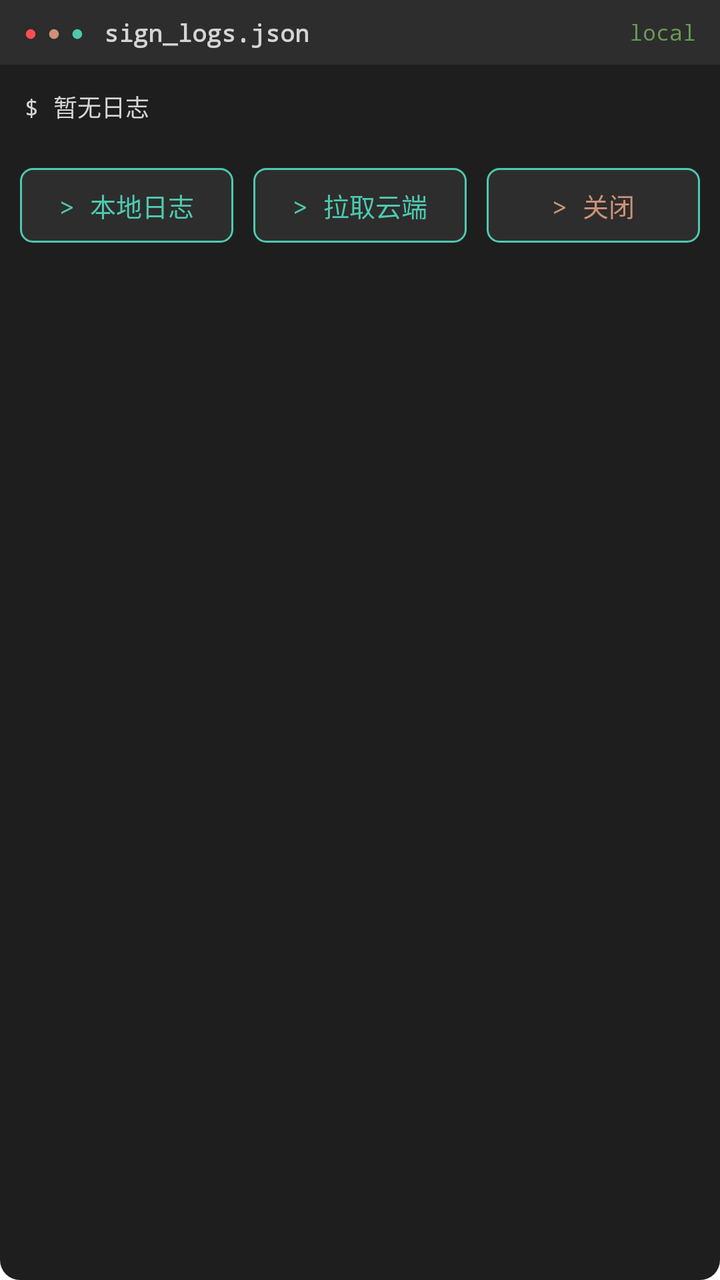
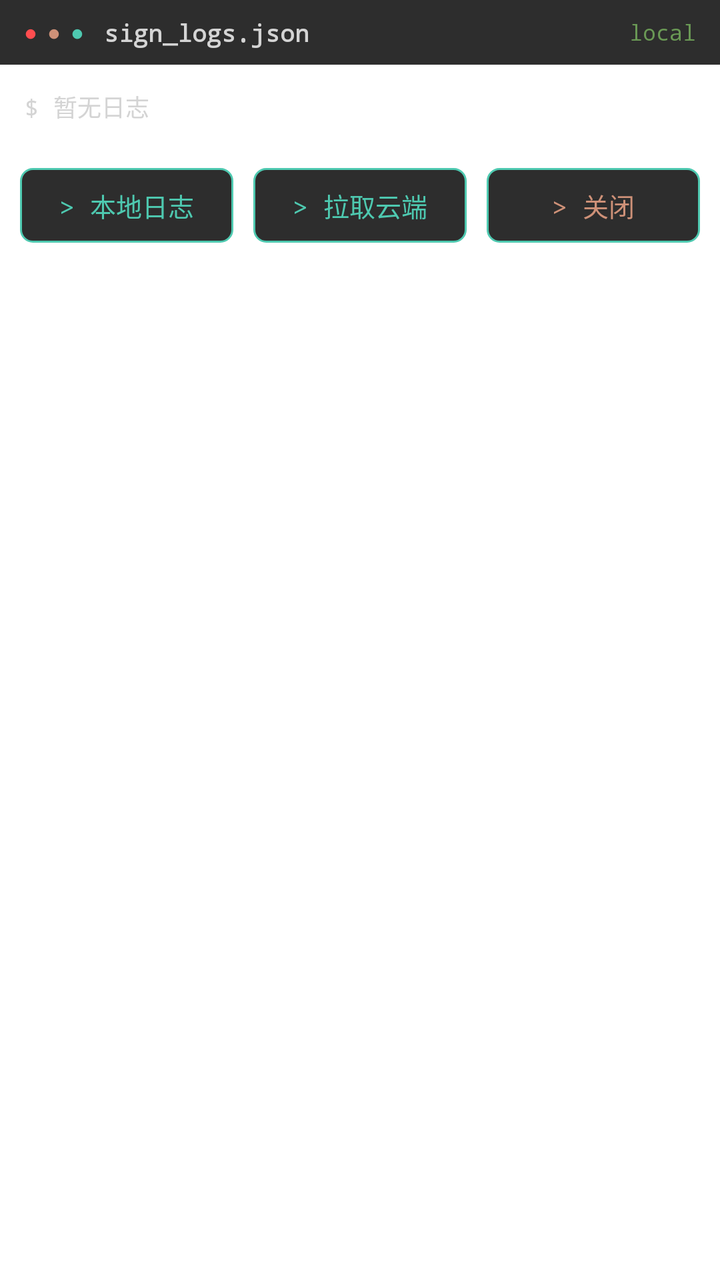

Screens rendered from an Android XML layout before and after an edit, with the pre-edit source and the edit as a unified diff.
<!-- AndroidManifest.xml: application theme Theme.SignApp -->
<!-- res/layout/dialog_logs.xml -->
<?xml version="1.0" encoding="utf-8"?>
<LinearLayout xmlns:android="http://schemas.android.com/apk/res/android"
    android:layout_width="match_parent"
    android:layout_height="wrap_content"
    android:orientation="vertical"
    android:background="@drawable/bg_terminal_window"
    android:layout_marginTop="12dp"
    android:layout_marginBottom="4dp">

    
    <LinearLayout
        android:layout_width="match_parent"
        android:layout_height="wrap_content"
        android:orientation="horizontal"
        android:gravity="center_vertical"
        android:background="#2D2D2D"
        android:paddingLeft="12dp"
        android:paddingRight="12dp"
        android:paddingTop="8dp"
        android:paddingBottom="8dp">

        <TextView
            android:layout_width="wrap_content"
            android:layout_height="wrap_content"
            android:text="●"
            android:textColor="@color/error_red"
            android:textSize="11sp" />

        <TextView
            android:layout_width="wrap_content"
            android:layout_height="wrap_content"
            android:layout_marginStart="5dp"
            android:text="●"
            android:textColor="@color/terminal_orange"
            android:textSize="11sp" />

        <TextView
            android:layout_width="wrap_content"
            android:layout_height="wrap_content"
            android:layout_marginStart="5dp"
            android:text="●"
            android:textColor="@color/terminal_green"
            android:textSize="11sp" />

        <TextView
            android:layout_width="wrap_content"
            android:layout_height="wrap_content"
            android:layout_marginStart="10dp"
            android:text="sign_logs.json"
            android:textColor="#D4D4D4"
            android:textSize="12sp"
            android:fontFamily="monospace"
            android:textStyle="bold" />

        <TextView
            android:id="@+id/tvLogsMode"
            android:layout_width="0dp"
            android:layout_height="wrap_content"
            android:layout_weight="1"
            android:gravity="end"
            android:text="local"
            android:textColor="#6A9955"
            android:textSize="11sp"
            android:fontFamily="monospace" />
    </LinearLayout>

    
    <ScrollView
        android:layout_width="match_parent"
        android:layout_height="wrap_content"
        android:maxHeight="340dp">

        <TextView
            android:id="@+id/tvLogsContent"
            android:layout_width="match_parent"
            android:layout_height="wrap_content"
            android:padding="12dp"
            android:text="$ 暂无日志"
            android:textColor="@color/terminal_white"
            android:textSize="12sp"
            android:fontFamily="monospace"
            android:lineSpacingExtra="4dp" />
    </ScrollView>

    
    <LinearLayout
        android:layout_width="match_parent"
        android:layout_height="wrap_content"
        android:orientation="horizontal"
        android:padding="10dp">

        <TextView
            android:id="@+id/btnLogsLocal"
            android:layout_width="0dp"
            android:layout_height="wrap_content"
            android:layout_weight="1"
            android:background="@drawable/bg_terminal_btn"
            android:gravity="center"
            android:padding="9dp"
            android:text="> 本地日志"
            android:textColor="@color/terminal_green"
            android:textSize="13sp"
            android:fontFamily="monospace" />

        <TextView
            android:id="@+id/btnLogsCloud"
            android:layout_width="0dp"
            android:layout_height="wrap_content"
            android:layout_weight="1"
            android:layout_marginStart="10dp"
            android:background="@drawable/bg_terminal_btn"
            android:gravity="center"
            android:padding="9dp"
            android:text="> 拉取云端"
            android:textColor="@color/terminal_green"
            android:textSize="13sp"
            android:fontFamily="monospace" />

        <TextView
            android:id="@+id/btnLogsClose"
            android:layout_width="0dp"
            android:layout_height="wrap_content"
            android:layout_weight="1"
            android:layout_marginStart="10dp"
            android:background="@drawable/bg_terminal_btn"
            android:gravity="center"
            android:padding="9dp"
            android:text="> 关闭"
            android:textColor="@color/terminal_orange"
            android:textSize="13sp"
            android:fontFamily="monospace" />
    </LinearLayout>
</LinearLayout>
<!-- resources referenced by this layout -->
<resources>
  <color name="error_red">#FF4D4F</color>
  <color name="terminal_green">#4EC9B0</color>
  <color name="terminal_orange">#CE9178</color>
  <color name="terminal_white">#D4D4D4</color>
  <!-- drawable bg_terminal_btn (drawable) -->
  <?xml version="1.0" encoding="utf-8"?>
  <shape xmlns:android="http://schemas.android.com/apk/res/android"
      android:shape="rectangle">
      <solid android:color="#2D2D2D" />
      <corners android:radius="6dp" />
      <stroke
          android:width="1dp"
          android:color="#4EC9B0" />
  </shape>
  <!-- drawable bg_terminal_window (drawable) -->
  <?xml version="1.0" encoding="utf-8"?>
  <shape xmlns:android="http://schemas.android.com/apk/res/android"
      android:shape="rectangle">
      <solid android:color="#1E1E1E" />
      <corners android:radius="10dp" />
  </shape>
  <style name="Theme.SignApp" parent="Theme.MaterialComponents.DayNight.NoActionBar">
          <item name="colorPrimary">@color/primary</item>
          <item name="colorPrimaryVariant">@color/primary_dark</item>
          <item name="colorOnPrimary">@color/white</item>
          <item name="android:statusBarColor">@color/gradient_start</item>
          <item name="android:windowBackground">@color/white</item>
      </style>
  <color name="primary">#1677FF</color>
  <color name="primary_dark">#0E5FCC</color>
  <color name="white">#FFFFFF</color>
  <color name="gradient_start">#3B8BFF</color>
</resources>

<!-- the commit's change to res/layout/dialog_logs.xml (unified diff, before → after) -->
@@ -2,10 +2,7 @@
 <LinearLayout xmlns:android="http://schemas.android.com/apk/res/android"
     android:layout_width="match_parent"
     android:layout_height="wrap_content"
-    android:orientation="vertical"
-    android:background="@drawable/bg_terminal_window"
-    android:layout_marginTop="12dp"
-    android:layout_marginBottom="4dp">
+    android:orientation="vertical">
 
     
     <LinearLayout
<!-- resource entries referenced after the edit -->
@@ -14,13 +14,6 @@
           android:width="1dp"
           android:color="#4EC9B0" />
   </shape>
-  <!-- drawable bg_terminal_window (drawable) -->
-  <?xml version="1.0" encoding="utf-8"?>
-  <shape xmlns:android="http://schemas.android.com/apk/res/android"
-      android:shape="rectangle">
-      <solid android:color="#1E1E1E" />
-      <corners android:radius="10dp" />
-  </shape>
   <style name="Theme.SignApp" parent="Theme.MaterialComponents.DayNight.NoActionBar">
           <item name="colorPrimary">@color/primary</item>
           <item name="colorPrimaryVariant">@color/primary_dark</item>
